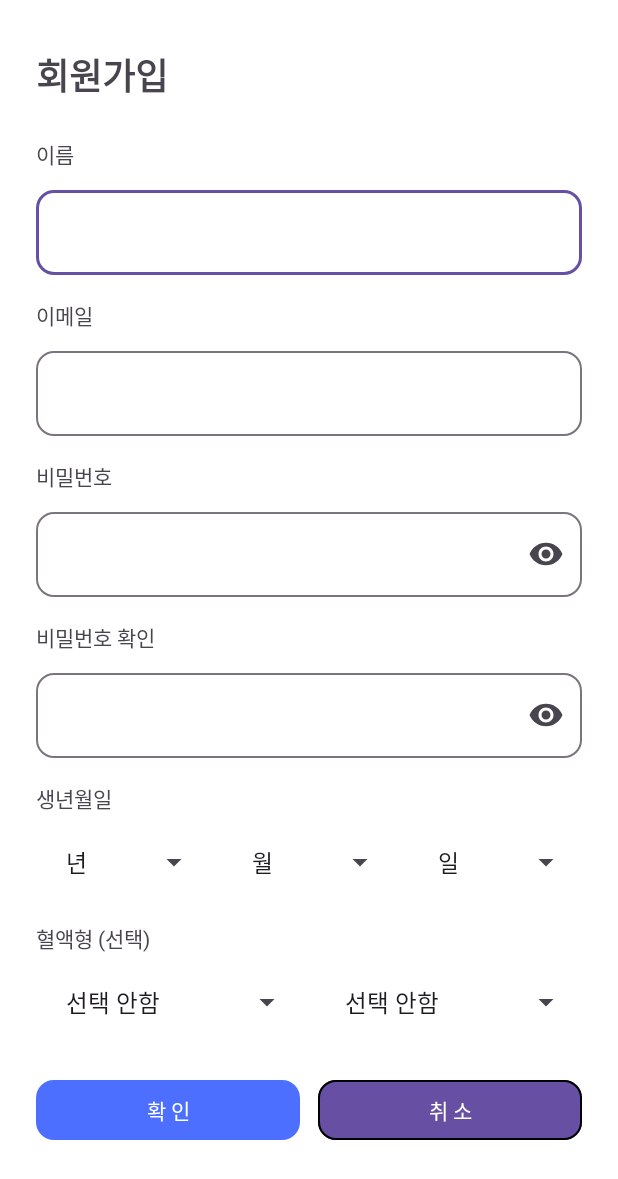
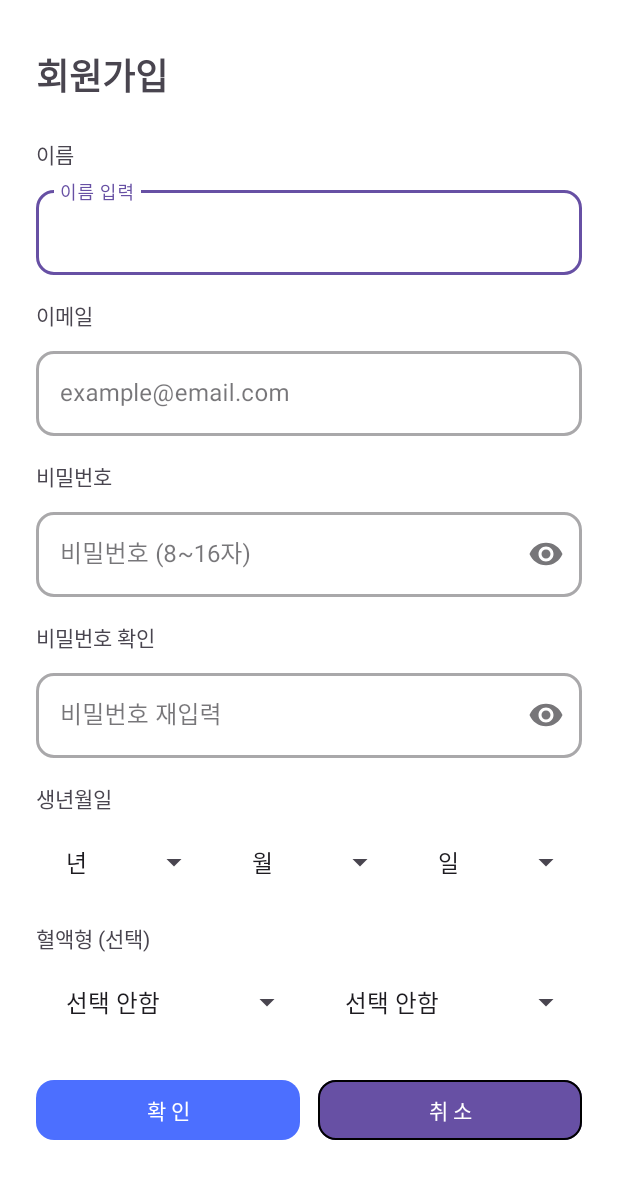
Before and after one commit to EmergSaver/MediQuick, an Android app: the InsertActivity screen opened directly, with no data from a screen before it, on a phone screen of 412 x 824 dp. Shown: the top 1179 px of the screen. Run offline under Robolectric (Android 15) with nearby library versions, the phone set to English and light mode, and no system bars; our stand-ins replace Firebase (no records; nobody signed in at launch, a user with empty details on screens opened directly).

```diff
--- a/android/app/src/main/res/layout/activity_insert.xml
+++ b/android/app/src/main/res/layout/activity_insert.xml
@@ -40,6 +40,7 @@
 
         <com.google.android.material.textfield.TextInputLayout
             android:id="@+id/tilName"
+            style="@style/Widget.MaterialComponents.TextInputLayout.OutlinedBox"
             android:layout_width="0dp"
             android:layout_height="wrap_content"
             android:layout_marginTop="8dp"
@@ -47,15 +48,17 @@
             app:boxCornerRadiusTopEnd="12dp"
             app:boxCornerRadiusBottomStart="12dp"
             app:boxCornerRadiusBottomEnd="12dp"
+            app:boxStrokeWidth="2dp"
+            app:boxStrokeWidthFocused="2dp"
             app:layout_constraintTop_toBottomOf="@id/lblName"
             app:layout_constraintStart_toStartOf="parent"
             app:layout_constraintEnd_toEndOf="parent">
 
-
-        <com.google.android.material.textfield.TextInputEditText
+            <com.google.android.material.textfield.TextInputEditText
                 android:id="@+id/etName"
                 android:layout_width="match_parent"
-                android:layout_height="wrap_content" />
+                android:layout_height="wrap_content"
+                android:hint="이름 입력" />
         </com.google.android.material.textfield.TextInputLayout>
 
         <!-- 이메일 -->
@@ -71,14 +74,16 @@
 
         <com.google.android.material.textfield.TextInputLayout
             android:id="@+id/tilEmail"
+            style="@style/Widget.MaterialComponents.TextInputLayout.OutlinedBox"
             android:layout_width="0dp"
             android:layout_height="wrap_content"
             android:layout_marginTop="8dp"
-
             app:boxCornerRadiusTopStart="12dp"
             app:boxCornerRadiusTopEnd="12dp"
             app:boxCornerRadiusBottomStart="12dp"
             app:boxCornerRadiusBottomEnd="12dp"
+            app:boxStrokeWidth="2dp"
+            app:boxStrokeWidthFocused="2dp"
             app:layout_constraintTop_toBottomOf="@id/lblEmail"
             app:layout_constraintStart_toStartOf="parent"
             app:layout_constraintEnd_toEndOf="parent">
@@ -87,7 +92,8 @@
                 android:id="@+id/etEmail"
                 android:layout_width="match_parent"
                 android:layout_height="wrap_content"
-                android:inputType="textEmailAddress" />
+                android:inputType="textEmailAddress"
+                android:hint="example@email.com" />
         </com.google.android.material.textfield.TextInputLayout>
 
         <!-- 비밀번호 -->
@@ -103,15 +109,17 @@
 
         <com.google.android.material.textfield.TextInputLayout
             android:id="@+id/tilPw"
+            style="@style/Widget.MaterialComponents.TextInputLayout.OutlinedBox"
             android:layout_width="0dp"
             android:layout_height="wrap_content"
             android:layout_marginTop="8dp"
-
             app:endIconMode="password_toggle"
             app:boxCornerRadiusTopStart="12dp"
             app:boxCornerRadiusTopEnd="12dp"
             app:boxCornerRadiusBottomStart="12dp"
             app:boxCornerRadiusBottomEnd="12dp"
+            app:boxStrokeWidth="2dp"
+            app:boxStrokeWidthFocused="2dp"
             app:layout_constraintTop_toBottomOf="@id/lblPw"
             app:layout_constraintStart_toStartOf="parent"
             app:layout_constraintEnd_toEndOf="parent">
@@ -120,7 +128,8 @@
                 android:id="@+id/etPw"
                 android:layout_width="match_parent"
                 android:layout_height="wrap_content"
-                android:inputType="textPassword" />
+                android:inputType="textPassword"
+                android:hint="비밀번호 (8~16자)" />
         </com.google.android.material.textfield.TextInputLayout>
 
         <!-- 비밀번호 확인 -->
@@ -136,15 +145,17 @@
 
         <com.google.android.material.textfield.TextInputLayout
             android:id="@+id/tilPw2"
+            style="@style/Widget.MaterialComponents.TextInputLayout.OutlinedBox"
             android:layout_width="0dp"
             android:layout_height="wrap_content"
             android:layout_marginTop="8dp"
-
             app:endIconMode="password_toggle"
             app:boxCornerRadiusTopStart="12dp"
             app:boxCornerRadiusTopEnd="12dp"
             app:boxCornerRadiusBottomStart="12dp"
             app:boxCornerRadiusBottomEnd="12dp"
+            app:boxStrokeWidth="2dp"
+            app:boxStrokeWidthFocused="2dp"
             app:layout_constraintTop_toBottomOf="@id/lblPw2"
             app:layout_constraintStart_toStartOf="parent"
             app:layout_constraintEnd_toEndOf="parent">
@@ -153,7 +164,8 @@
                 android:id="@+id/etPw2"
                 android:layout_width="match_parent"
                 android:layout_height="wrap_content"
-                android:inputType="textPassword" />
+                android:inputType="textPassword"
+                android:hint="비밀번호 재입력" />
         </com.google.android.material.textfield.TextInputLayout>
 
         <!-- 생년월일 -->
@@ -196,7 +208,6 @@
                 android:spinnerMode="dropdown"
                 android:paddingStart="12dp"
                 android:paddingEnd="12dp"/>
-
 
             <Spinner
                 android:id="@+id/spDay"
@@ -284,6 +295,5 @@
                 app:cornerRadius="12dp"/>
         </LinearLayout>
 
-
     </androidx.constraintlayout.widget.ConstraintLayout>
 </androidx.core.widget.NestedScrollView>
--- a/android/app/src/main/res/values/colors.xml
+++ b/android/app/src/main/res/values/colors.xml
@@ -1,5 +1,6 @@
 <?xml version="1.0" encoding="utf-8"?>
 <resources>
+    <color name="teal_700">#018786</color>   <!-- 초록 느낌 -->
     <color name="white">#FFFFFF</color>
     <color name="ivory">#FFFFF0</color>
     <color name="light_yellow">#FFFFE0</color>
```
Also changed, not shown: android/app/src/main/java/com/emergsaver/mediquick/InsertActivity.java (+73 -30 lines).
